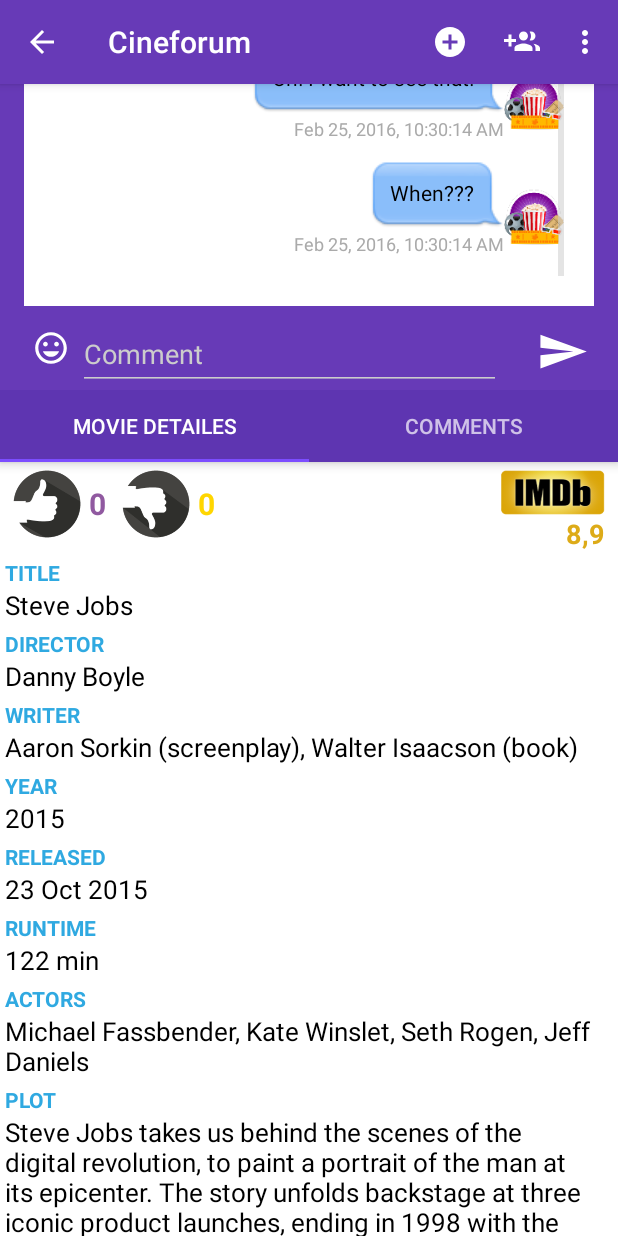
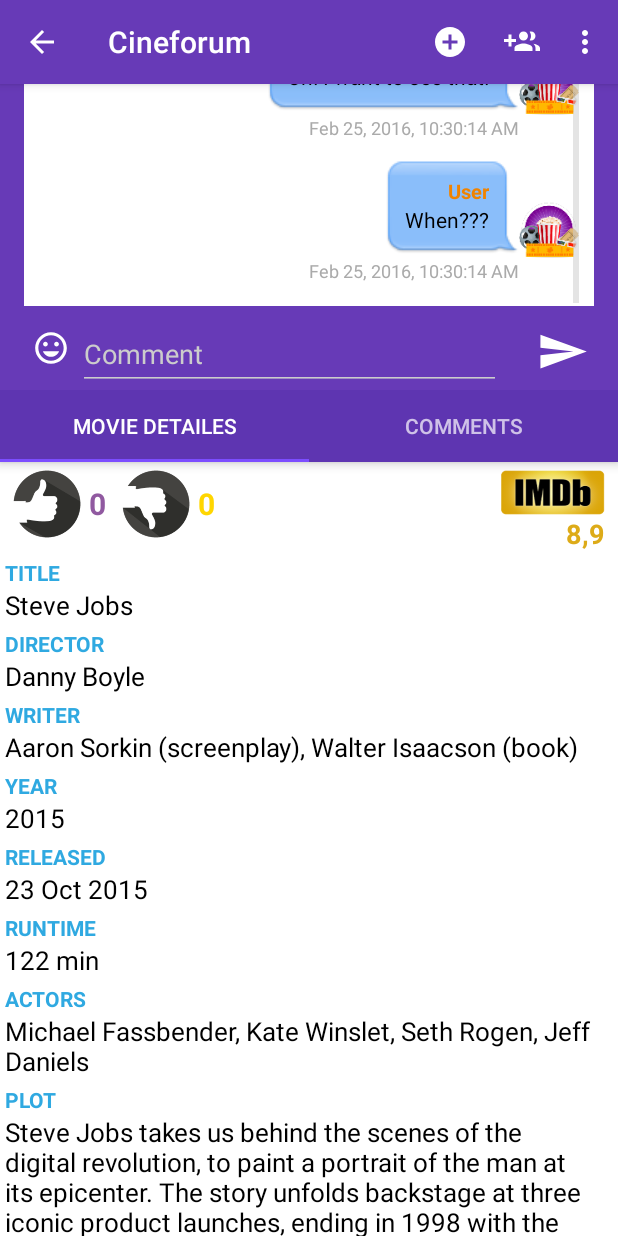
Before and after one commit to franzmoca/FilmToSee, an Android app: the fragment TwoFragment placed in its activity, on a phone screen of 412 x 824 dp. Run offline under Robolectric (Android 15) with nearby library versions, the phone set to English and light mode, and no system bars; libraries missing offline, so code that uses them is left out: com.afollestad.materialdialogs, com.rockerhieu.emojicon, it.moondroid.coverflow; plain views replace FeatureCoverFlow; 3 statements that could not run were skipped.

Commit message:
tolto margin dai commenti e aggiunto campo username

```diff
--- a/app/src/main/java/com/danandfranz/filmtosee/ChatAdapter.java
+++ b/app/src/main/java/com/danandfranz/filmtosee/ChatAdapter.java
@@ -104,6 +104,10 @@ public class ChatAdapter extends BaseAdapter {
             layoutParams.gravity = Gravity.RIGHT;
             holder.txtInfo.setLayoutParams(layoutParams);
 
+            layoutParams = (LinearLayout.LayoutParams) holder.user_username.getLayoutParams();
+            layoutParams.gravity = Gravity.RIGHT;
+            holder.user_username.setLayoutParams(layoutParams);
+
 
         } else {
             holder.contentWithBG.setBackgroundResource(R.drawable.out_message_bg);
@@ -132,6 +136,11 @@ public class ChatAdapter extends BaseAdapter {
             holder.userAvatar.setLayoutParams(layoutParams);
 
 
+            layoutParams = (LinearLayout.LayoutParams) holder.user_username.getLayoutParams();
+            holder.user_username.setVisibility(View.GONE);
+            holder.user_username.setLayoutParams(layoutParams);
+
+
 
         }
     }
@@ -143,6 +152,7 @@ public class ChatAdapter extends BaseAdapter {
         holder.contentWithBG = (LinearLayout) v.findViewById(R.id.contentWithBackground);
         holder.txtInfo = (TextView) v.findViewById(R.id.txtInfo);
         holder.userAvatar=(ImageView) v.findViewById(R.id.userAvatar);
+        holder.user_username=(TextView) v.findViewById(R.id.user_username);
         return holder;
     }
 
@@ -152,5 +162,6 @@ public class ChatAdapter extends BaseAdapter {
         public LinearLayout content;
         public LinearLayout contentWithBG;
         public ImageView userAvatar;
+        public TextView user_username;
     }
 }
--- a/app/src/main/res/layout/fragment_two.xml
+++ b/app/src/main/res/layout/fragment_two.xml
@@ -15,20 +15,27 @@
             android:layout_width="match_parent"
             android:layout_height="match_parent"
             android:orientation="vertical"
-            android:padding="20dp"
-            android:layout_above="@+id/insertCommentLayout">
+            android:layout_above="@+id/insertCommentLayout"
+            android:paddingRight="10dp"
+            android:paddingLeft="10dp"
+            android:paddingTop="3dp"
+            android:paddingBottom="2dp">
 
 
 
             <ListView
+                android:foreground="@null"
                 android:id="@+id/messagesContainer"
                 android:layout_width="match_parent"
                 android:layout_height="match_parent"
-                android:layout_alignParentLeft="false"
-                android:layout_alignParentTop="false"
-                android:listSelector="@android:color/transparent"
                 android:transcriptMode="alwaysScroll"
-                android:divider="@null" />
+                android:divider="@null"
+                android:contextClickable="false"
+                android:footerDividersEnabled="false"
+                android:fastScrollAlwaysVisible="false"
+                android:fastScrollEnabled="false"
+                android:headerDividersEnabled="false"
+                android:listSelector="@android:color/transparent" />
 
 
         </RelativeLayout>
--- a/app/src/main/res/layout/list_item_chat_message.xml
+++ b/app/src/main/res/layout/list_item_chat_message.xml
@@ -27,12 +27,30 @@
                 android:paddingBottom="10dp"
                 android:orientation="vertical">
 
-                <TextView
-                    android:id="@+id/txtMessage"
+                <LinearLayout
+                    android:orientation="vertical"
                     android:layout_width="wrap_content"
-                    android:layout_height="wrap_content"
-                    android:textColor="@android:color/black"
-                    android:maxWidth="240dp" />
+                    android:layout_height="wrap_content">
+
+                    <TextView
+                        android:layout_width="wrap_content"
+                        android:layout_height="wrap_content"
+                        android:textAppearance="?android:attr/textAppearanceSmall"
+                        android:text="User"
+                        android:id="@+id/user_username"
+                        android:layout_gravity="right"
+                        android:gravity="right"
+                        android:textStyle="bold"
+                        android:textColor="#F08300"
+                        android:textSize="13dp" />
+
+                    <TextView
+                        android:id="@+id/txtMessage"
+                        android:layout_width="wrap_content"
+                        android:layout_height="wrap_content"
+                        android:textColor="@android:color/black"
+                        android:maxWidth="240dp" />
+                </LinearLayout>
 
             </LinearLayout>
 
```
